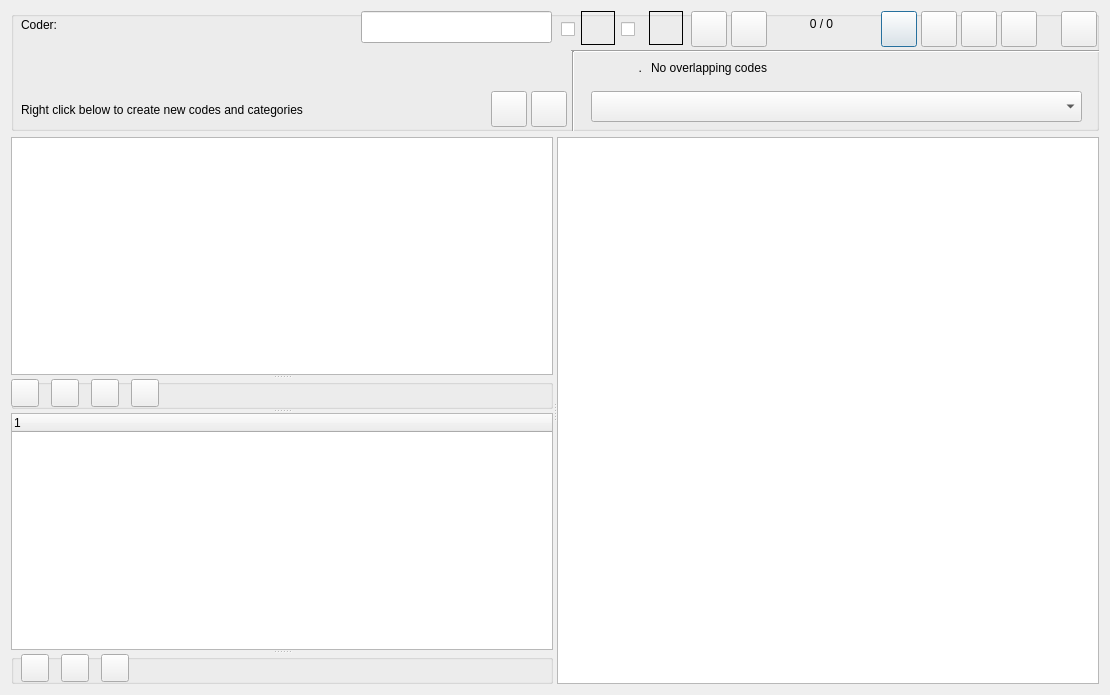
Old version of the form GUI_UIs/ui_dialog_code_text.ui in the repository ccbogel/QualCoder.
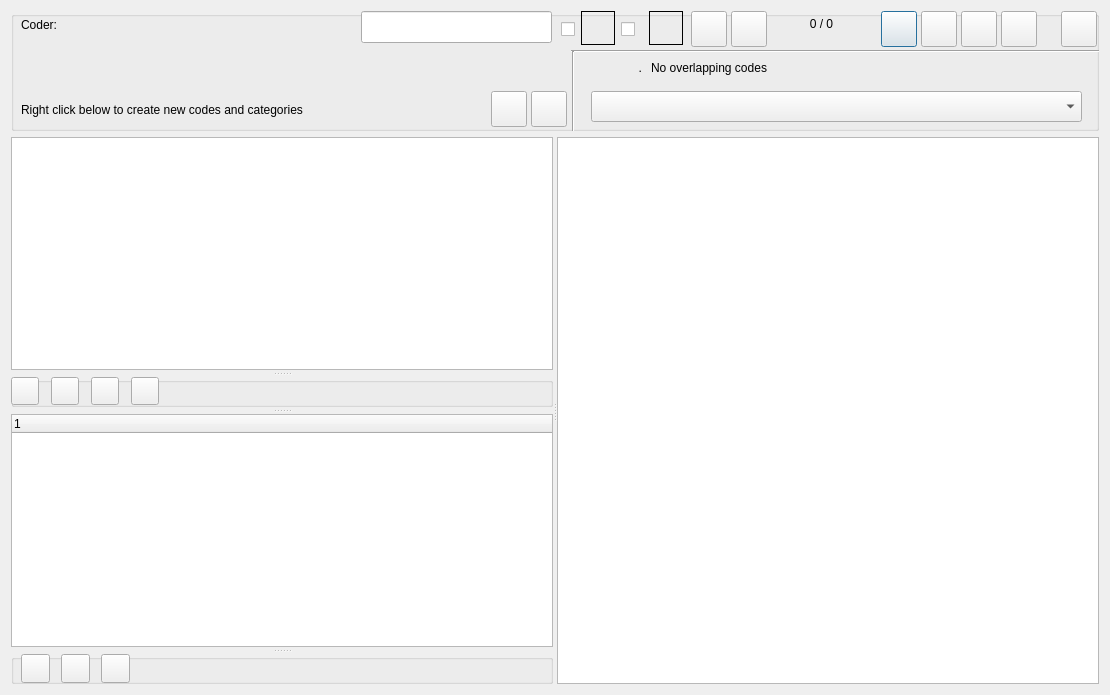
New version of the form.

Commit message: wider splitter handles

```diff
--- a/GUI_UIs/ui_dialog_code_text.ui
+++ b/GUI_UIs/ui_dialog_code_text.ui
@@ -394,10 +394,32 @@
       <enum>Qt::Horizontal</enum>
      </property>
      <widget class="QSplitter" name="leftsplitter">
+      <property name="lineWidth">
+       <number>0</number>
+      </property>
+      <property name="midLineWidth">
+       <number>1</number>
+      </property>
       <property name="orientation">
        <enum>Qt::Vertical</enum>
       </property>
-      <widget class="QListWidget" name="listWidget"/>
+      <property name="handleWidth">
+       <number>7</number>
+      </property>
+      <property name="childrenCollapsible">
+       <bool>true</bool>
+      </property>
+      <widget class="QListWidget" name="listWidget">
+       <property name="midLineWidth">
+        <number>0</number>
+       </property>
+       <property name="gridSize">
+        <size>
+         <width>0</width>
+         <height>0</height>
+        </size>
+       </property>
+      </widget>
       <widget class="QGroupBox" name="groupBox_file_buttons">
        <property name="minimumSize">
         <size>
@@ -507,8 +529,8 @@
          <rect>
           <x>90</x>
           <y>0</y>
-          <width>28</width>
-          <height>28</height>
+          <width>29</width>
+          <height>29</height>
          </rect>
         </property>
         <property name="toolTip">
@@ -523,8 +545,8 @@
          <rect>
           <x>10</x>
           <y>0</y>
-          <width>28</width>
-          <height>28</height>
+          <width>29</width>
+          <height>29</height>
          </rect>
         </property>
         <property name="toolTip">
@@ -539,8 +561,8 @@
          <rect>
           <x>50</x>
           <y>0</y>
-          <width>28</width>
-          <height>28</height>
+          <width>29</width>
+          <height>29</height>
          </rect>
         </property>
         <property name="toolTip">
```
The commit also changes 2 other files.
